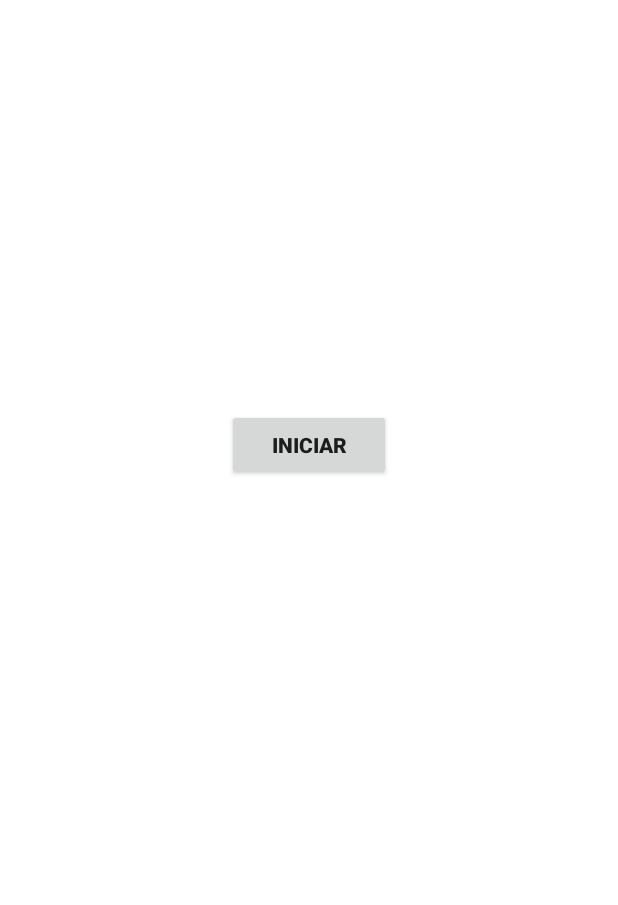
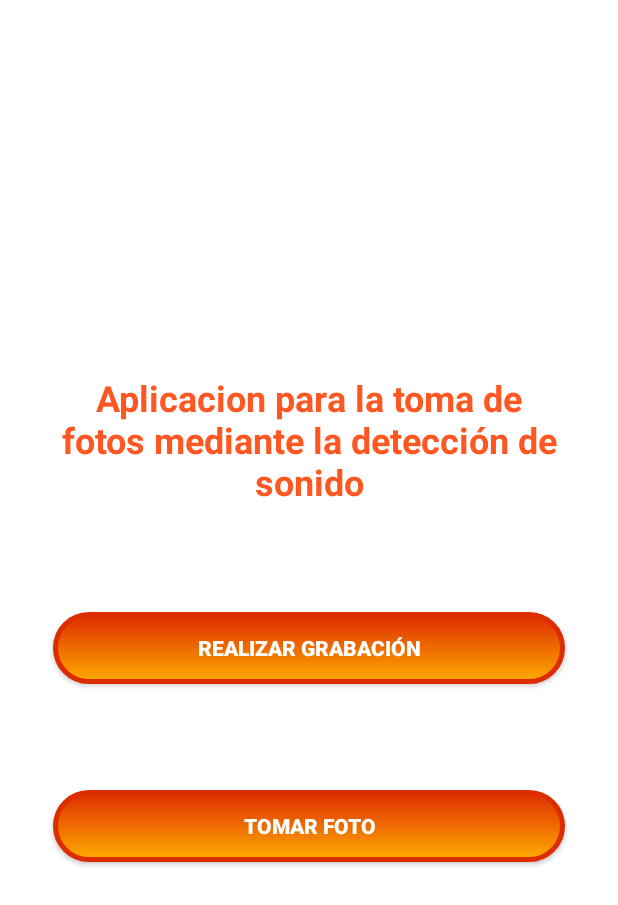
Before and after one commit to JoseMamaniGonzales/DANPProyecto03, an Android app: the screen it shows after launch (MainActivity), on a phone screen of 412 x 824 dp. Shown: the top 905 px of the screen. Run offline under Robolectric (Android 15) with nearby library versions, the light colour scheme and no system bars.

Commit message:
GrabacionSonido

```diff
--- a/app/src/main/AndroidManifest.xml
+++ b/app/src/main/AndroidManifest.xml
@@ -8,16 +8,19 @@
     <uses-permission android:name="android.permission.VIBRATE" />
     <uses-permission android:name="android.permission.CAMERA" />
     <uses-permission android:name="android.permission.WRITE_EXTERNAL_STORAGE" />
+
     <uses-feature android:name="android.hardware.camera2.full" />
 
     <application
+        android:requestLegacyExternalStorage="true"
         android:allowBackup="true"
         android:icon="@mipmap/ic_launcher"
         android:label="@string/app_name"
         android:roundIcon="@mipmap/ic_launcher_round"
         android:supportsRtl="true"
         android:theme="@style/AppTheme">
-        <activity android:name=".Camara"></activity>
+        <activity android:name=".Grabacion"></activity>
+        <activity android:name=".Camara" />
         <activity android:name=".MainActivity">
             <intent-filter>
                 <action android:name="android.intent.action.MAIN" />
--- a/app/src/main/java/com/example/danpproyecto03/MainActivity.java
+++ b/app/src/main/java/com/example/danpproyecto03/MainActivity.java
@@ -14,8 +14,12 @@ public class MainActivity extends Activity{
 
     }
 
-    public void pasar(View view){
+    public void pasarCamara(View view){
         Intent intent = new Intent(this, Camara.class);
         startActivity(intent);
     }
+    public void pasarGrabacion(View view){
+        Intent intent = new Intent(this, Grabacion.class);
+        startActivity(intent);
+    }
 }
--- /dev/null
+++ b/app/src/main/res/drawable/bordes_redondos_azul.xml
@@ -0,0 +1,13 @@
+<?xml version="1.0" encoding="utf-8"?>
+<selector xmlns:android="http://schemas.android.com/apk/res/android">
+    <item>
+        <shape android:shape="rectangle"  >
+            <corners android:radius="50dip" />
+            <stroke android:width="3dip" android:color="#DD2C00"  />
+            <solid android:color="#900C3F" /> <!-- #000080 #000000 #800000-->
+
+            <gradient android:angle="-90" android:startColor="#DD2C00" android:endColor="#FFAB00" />
+
+        </shape>
+    </item>
+</selector>
--- a/app/src/main/res/layout/activity_camara.xml
+++ b/app/src/main/res/layout/activity_camara.xml
@@ -42,7 +42,7 @@
                 android:id="@+id/btnIniciar"
                 android:layout_width="199dp"
                 android:layout_height="match_parent"
-                android:background="@color/colorBoton"
+                android:background="@drawable/bordes_redondos_azul"
                 android:gravity="center"
                 android:text="INICIAR"
                 android:textColor="#FFFFFF"
@@ -53,7 +53,7 @@
                 android:layout_width="match_parent"
                 android:layout_height="match_parent"
                 android:layout_marginLeft="10dp"
-                android:background="@color/colorBoton"
+                android:background="@drawable/bordes_redondos_azul"
                 android:gravity="center"
                 android:text="DETENER"
                 android:textColor="#FFFFFF"
--- a/app/src/main/res/layout/activity_main.xml
+++ b/app/src/main/res/layout/activity_main.xml
@@ -1,26 +1,50 @@
 <?xml version="1.0" encoding="utf-8"?>
-<LinearLayout xmlns:android="http://schemas.android.com/apk/res/android"
+<RelativeLayout xmlns:android="http://schemas.android.com/apk/res/android"
     xmlns:app="http://schemas.android.com/apk/res-auto"
     xmlns:tools="http://schemas.android.com/tools"
     android:layout_width="match_parent"
     android:layout_height="match_parent"
     android:background="#ffffff"
-    android:gravity="center">
+    android:gravity="center" >
 
-    <Button
-        android:id="@+id/pasar"
-        android:layout_width="109dp"
-        android:layout_height="wrap_content"
-        android:layout_marginTop="8dp"
-        android:layout_marginBottom="123dp"
+
+    <LinearLayout
+        android:layout_width="match_parent"
+        android:layout_height="match_parent"
         android:gravity="center"
-        android:onClick="pasar"
-        android:text="INICIAR"
-        android:textStyle="bold"
-        app:layout_constraintBottom_toBottomOf="parent"
-        app:layout_constraintEnd_toStartOf="@+id/btnDetener"
-        app:layout_constraintStart_toStartOf="parent"
-        app:layout_constraintTop_toTopOf="parent"
-        app:layout_constraintVertical_bias="1.0" />
+        android:orientation="vertical">
 
-</LinearLayout>
+        <TextView
+            android:id="@+id/textView"
+            android:layout_width="match_parent"
+            android:layout_height="wrap_content"
+            android:layout_margin="35dp"
+            android:gravity="center"
+            android:text="Aplicacion para la toma de fotos mediante la detección de sonido"
+            android:textColor="#FF5722"
+            android:textSize="24sp"
+            android:textStyle="bold" />
+
+        <Button
+            android:id="@+id/button3"
+            android:layout_width="match_parent"
+            android:layout_height="wrap_content"
+            android:layout_margin="35dp"
+            android:background="@drawable/bordes_redondos_azul"
+            android:onClick="pasarGrabacion"
+            android:text="realizar grabación"
+            android:textColor="#FFFFFF"
+            android:textStyle="bold" />
+
+        <Button
+            android:id="@+id/button4"
+            android:layout_width="match_parent"
+            android:layout_height="wrap_content"
+            android:layout_margin="35dp"
+            android:background="@drawable/bordes_redondos_azul"
+            android:onClick="pasarCamara"
+            android:text="tomar foto"
+            android:textColor="#FFFFFF"
+            android:textStyle="bold" />
+    </LinearLayout>
+</RelativeLayout>
--- a/app/src/main/res/values/styles.xml
+++ b/app/src/main/res/values/styles.xml
@@ -2,7 +2,7 @@
     <!-- Base application theme. -->
     <style name="AppTheme" parent="Theme.AppCompat.Light.DarkActionBar">
         <!-- Customize your theme here. -->
-        <item name="colorPrimary">@color/colorPrimary</item>
+        <item name="colorPrimary">@color/orange</item>
         <item name="colorPrimaryDark">@color/colorPrimaryDark</item>
         <item name="colorAccent">@color/colorAccent</item>
     </style>
```
Also changed, not shown: app/src/main/java/com/example/danpproyecto03/Grabacion.java (added, +205 -0 lines), app/src/main/res/drawable/bordes_redondos.xml (added, +13 -0 lines), app/src/main/res/layout/activity_grabacion.xml (added, +145 -0 lines), app/src/main/res/values/colors.xml (+10 -0 lines), app/src/main/res/drawable/player_game_1085.png (added), app/src/main/res/drawable/player_record_1084.png (added), app/src/main/res/drawable/player_stop_1081.png (added).
